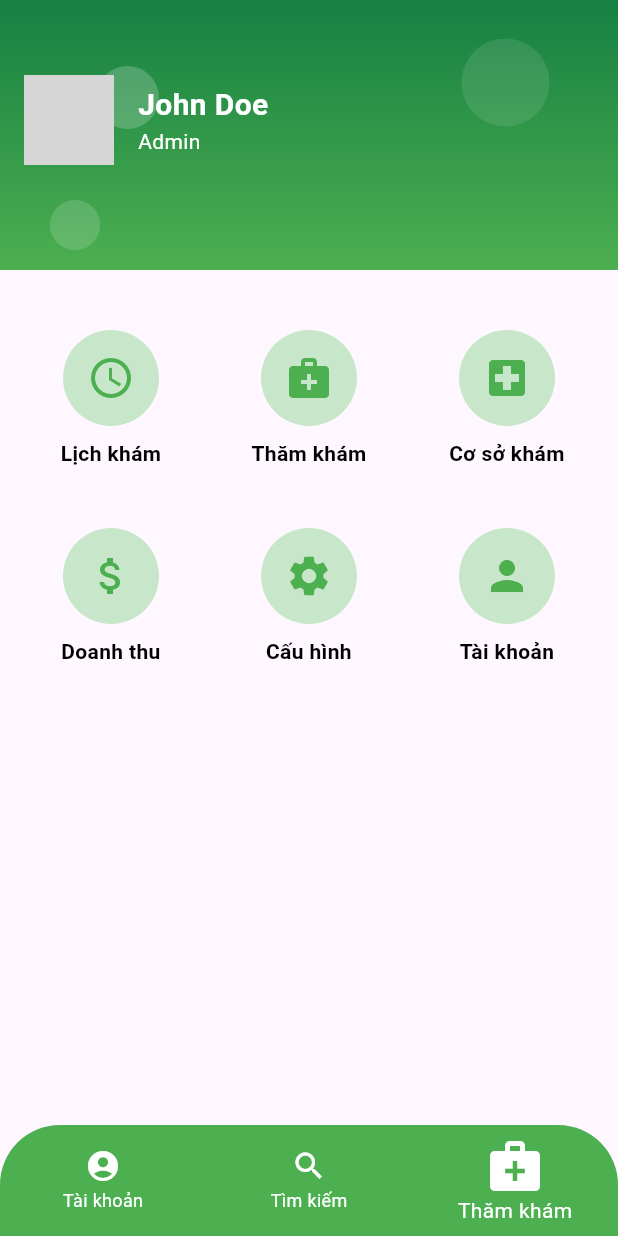
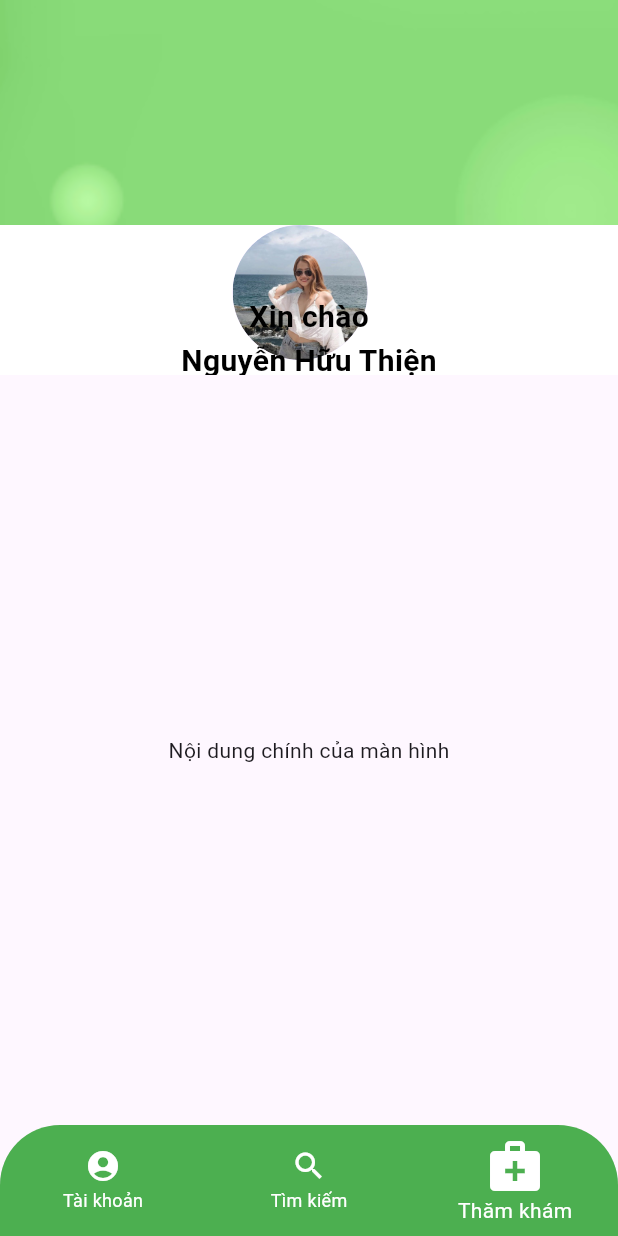
Before and after one commit to Thien1703/DATN1, a Flutter app: the HomeScreens screen opened directly, item 3 of the bottom bar chosen, on a phone screen of 412 x 824 dp. Run offline on Flutter 3.47's test engine with Material 3 defaults, Android fonts, the phone set to English and light mode, and no system bars; our stand-ins replace carousel_slider, smooth_page_indicator; grey boxes are pictures that could not be loaded.

Commit message:
new widget profile

```diff
--- a/lib/src/screens/home/medical_screen.dart
+++ b/lib/src/screens/home/medical_screen.dart
@@ -1,132 +1,15 @@
 import 'package:flutter/material.dart';
-import 'package:health_care/src/widget/feature_card.dart';
+import 'package:health_care/src/widget/custom_profile.dart';
 
 class MedicalScreen extends StatelessWidget {
-  MedicalScreen({Key? key}) : super(key: key);
-
-  final List<Map<String, dynamic>> features = [
-    {'icon': Icons.schedule, 'title': 'Lịch khám', 'onTap': 'Lịch khám'},
-    {'icon': Icons.medical_services, 'title': 'Thăm khám', 'onTap': 'Thăm khám'},
-    {'icon': Icons.local_hospital, 'title': 'Cơ sở khám', 'onTap': 'Cơ sở khám'},
-    {'icon': Icons.attach_money, 'title': 'Doanh thu', 'onTap': 'Doanh thu'},
-    {'icon': Icons.settings, 'title': 'Cấu hình', 'onTap': 'Cấu hình'},
-    {'icon': Icons.person, 'title': 'Tài khoản', 'onTap': 'Tài khoản'},
-  ];
+  const MedicalScreen({super.key});
 
   @override
   Widget build(BuildContext context) {
-    return Column(
-      children: [
-        // Header Section
-        Stack(
-          children: [
-            Container(
-              height: 180,
-              decoration: const BoxDecoration(
-                gradient: LinearGradient(
-                  colors: [
-                    Color.fromARGB(255, 23, 128, 67), // Nhạt hơn (White)
-                    Colors.green, // Đậm hơn (Green)
-                  ],
-                  begin: Alignment.topCenter,
-                  end: Alignment.bottomCenter,
-                ),
-              ),
-              child: Stack(
-                children: [
-                  Positioned(
-                    top: 40,
-                    left: 60,
-                    child: Icon(
-                      Icons.circle,
-                      size: 50,
-                      color: Colors.white.withOpacity(0.2),
-                    ),
-                  ),
-                  Positioned(
-                    top: 20,
-                    right: 40,
-                    child: Icon(
-                      Icons.circle,
-                      size: 70,
-                      color: Colors.white.withOpacity(0.1),
-                    ),
-                  ),
-                  Positioned(
-                    bottom: 10,
-                    left: 30,
-                    child: Icon(
-                      Icons.circle,
-                      size: 40,
-                      color: Colors.white.withOpacity(0.15),
-                    ),
-                  ),
-                  // Avatar and Name Section
-                  Positioned(
-                    top: 50,
-                    left: 16,
-                    child: Row(
-                      children: [
-                        CircleAvatar(
-                          radius: 30,
-                          backgroundImage: NetworkImage('https://www.example.com/avatar.jpg'), // Replace with your avatar URL or asset
-                        ),
-                        const SizedBox(width: 16),
-                        Column(
-                          crossAxisAlignment: CrossAxisAlignment.start,
-                          children: [
-                            const Text(
-                              'John Doe', // Replace with actual name
-                              style: TextStyle(
-                                color: Colors.white,
-                                fontSize: 20,
-                                fontWeight: FontWeight.bold,
-                              ),
-                            ),
-                            const Text(
-                              'Admin', // Replace with role or other info
-                              style: TextStyle(
-                                color: Colors.white,
-                                fontSize: 14,
-                              ),
-                            ),
-                          ],
-                        ),
-                      ],
-                    ),
-                  ),
-                ],
-              ),
-            ),
-          ],
-        ),
-        const SizedBox(height: 40),
-
-        // Features Section
-        Expanded(
-          child: Padding(
-            padding: const EdgeInsets.symmetric(horizontal: 16.0),
-            child: GridView.builder(
-              gridDelegate: const SliverGridDelegateWithFixedCrossAxisCount(
-                crossAxisCount: 3,
-                mainAxisSpacing: 16,
-                crossAxisSpacing: 16,
-              ),
-              itemCount: features.length, // Sử dụng list dynamic
-              itemBuilder: (context, index) {
-                var feature = features[index];
-                return FeatureCard(
-                  icon: feature['icon'],
-                  title: feature['title'],
-                  onTap: () {
-                    print(feature['onTap']);
-                  },
-                );
-              },
-            ),
-          ),
-        ),
-      ],
+    return CustomProfile(
+      name: 'Nguyễn Hữu Thiện', // Tên bác sĩ
+      avatarPath: 'assets/images/ic_profile.png', // Đường dẫn avatar
+      bodyContent: Center(child: Text('Nội dung chính của màn hình')), // Nội dung chính của body
     );
   }
 }
--- a/lib/src/widget/avatar_name.dart
+++ /dev/null
@@ -1,10 +0,0 @@
-import 'package:flutter/material.dart';
-
-class AvatarName extends StatelessWidget {
-  const AvatarName({super.key});
-
-  @override
-  Widget build(BuildContext context) {
-    return const Placeholder();
-  }
-}
--- /dev/null
+++ b/lib/src/widget/custom_profile.dart
@@ -0,0 +1,89 @@
+import 'package:flutter/material.dart';
+
+// Tạo widget cho phần Header (CustomProfile)
+class CustomProfile extends StatelessWidget {
+  final String name;
+  final String avatarPath;
+  final Widget bodyContent;
+
+  const CustomProfile({
+    super.key,
+    required this.name,
+    required this.avatarPath,
+    required this.bodyContent, // Phần nội dung sẽ truyền vào
+  });
+
+  @override
+  Widget build(BuildContext context) {
+    return Scaffold(
+      appBar: PreferredSize(
+        preferredSize:
+            Size(double.infinity, 250), // Đặt chiều cao của appBar là 250
+        child: Container(
+          decoration: BoxDecoration(
+            image: DecorationImage(
+              image: AssetImage(
+                  'assets/images/imageprofile.png'), // Đường dẫn đến hình ảnh
+              fit: BoxFit.cover, // Đảm bảo hình ảnh phủ toàn bộ phần header
+            ),
+          ),
+          child: Stack(
+            children: [
+              // Nền trắng phía dưới
+              Align(
+                alignment: Alignment.bottomCenter,
+                child: Container(
+                  width: double.infinity,
+                  height: 100, // Chiều cao của phần nền trắng
+                  decoration: BoxDecoration(
+                    color: Colors.white, // Nền trắng
+                  ),
+                ),
+              ),
+              // Avatar nằm trên ảnh nền
+              Positioned(
+                top: 150, // Vị trí avatar trên màn hình
+                left: 155,
+                child: CircleAvatar(
+                  radius: 45, // Kích thước avatar
+                  backgroundImage:
+                      AssetImage(avatarPath), // Đường dẫn đến ảnh avatar
+                ),
+              ),
+              // Tên và dòng "xin chào" căn giữa
+              Positioned(
+                bottom: -5, // Vị trí tên và xin chào
+                left: 0,
+                right: 0,
+                child: Center(
+                  child: Column(
+                    mainAxisSize: MainAxisSize.min,
+                    children: [
+                      Text(
+                        'Xin chào',
+                        style: TextStyle(
+                          color: Colors.black,
+                          fontSize: 20, // Cỡ chữ cho "Xin chào"
+                          fontWeight: FontWeight.bold, // Độ đậm nhẹ hơn
+                        ),
+                      ),
+                      Text(
+                        name, // Tên bác sĩ
+                        style: TextStyle(
+                          color: Colors.black, // Màu chữ
+                          fontSize: 20, // Cỡ chữ cho tên
+                          fontWeight: FontWeight.bold, // Độ đậm của chữ
+                        ),
+                      ),
+                    ],
+                  ),
+                ),
+              ),
+            ],
+          ),
+        ),
+      ),
+      body: bodyContent, // Phần bodyContent sẽ được truyền vào
+    );
+  }
+}
```
Also changed, not shown: assets/images/imageprofile.png (added).
